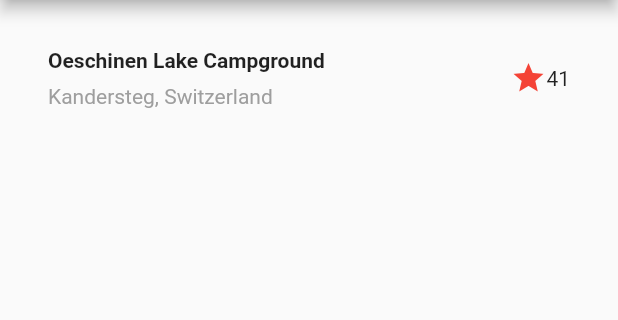
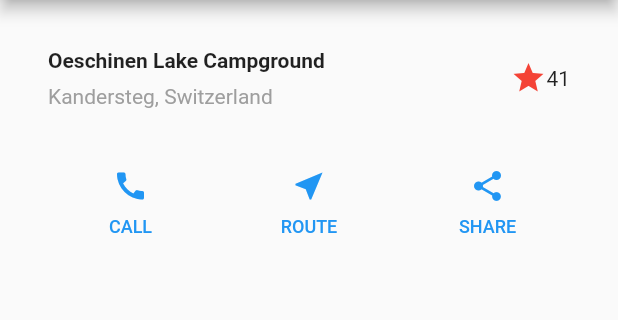
Before and after one commit to davidbailey00/layout_tutorial, a Flutter app: the screen it shows after launch, on a phone screen of 412 x 824 dp, the part 84-404 px from its top. Run offline on Flutter 3.47's test engine with Material 2 defaults, Android fonts, the phone set to English and light mode, and no system bars.

Commit message:
Implement button row

```diff
--- a/lib/main.dart
+++ b/lib/main.dart
@@ -33,13 +33,50 @@ class MyApp extends StatelessWidget {
       ]),
     );
 
+    Color color = Theme.of(context).primaryColor;
+
+    Widget buttonSection = Container(
+      child: Row(
+        mainAxisAlignment: MainAxisAlignment.spaceEvenly,
+        children: [
+          _buildButtonColumn(color, Icons.call, 'Call'),
+          _buildButtonColumn(color, Icons.near_me, 'Route'),
+          _buildButtonColumn(color, Icons.share, 'Share'),
+        ],
+      ),
+    );
+
     return MaterialApp(
       title: 'Flutter layout demo',
       home: Scaffold(
         appBar: AppBar(
           title: const Text('Flutter layout demo'),
         ),
-        body: Column(children: [titleSection]),
+        body: Column(children: [
+          titleSection,
+          buttonSection,
+        ]),
+      ),
+    );
+  }
+
+  TextButton _buildButtonColumn(Color color, IconData icon, String label) {
+    return TextButton(
+      onPressed: () {
+        // @TODO
+      },
+      child: Column(
+        mainAxisSize: MainAxisSize.min,
+        mainAxisAlignment: MainAxisAlignment.center,
+        children: [
+          Icon(icon, color: color),
+          SizedBox(height: 8),
+          Text(
+            label.toUpperCase(),
+            semanticsLabel: label,
+            style: TextStyle(fontSize: 12, color: color),
+          )
+        ],
       ),
     );
   }
```
